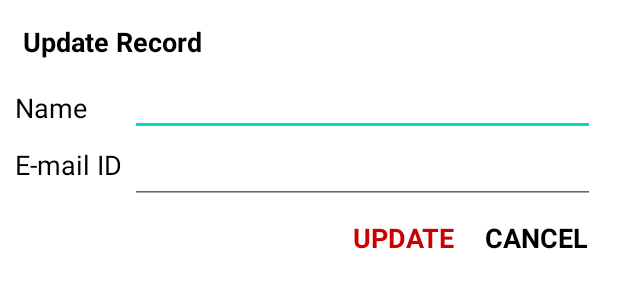
After one commit to malicankaya/RoomDemo, an Android app: the layout dialog_update.xml on its own in the app's theme, with its tools: preview values and no code run, on a phone screen of 412 x 824 dp. The commit adds this screen. Shown: the top 300 px of the screen. Run offline under Robolectric (Android 15) with nearby library versions, the phone set to English and light mode, and no system bars.

```diff
--- a/app/build.gradle
+++ b/app/build.gradle
@@ -38,8 +38,8 @@ android {
 
 dependencies {
 
-    def room_version = '2.3.0'
-    def activityVersion = '1.3.1'
+    def room_version = '2.4.3'
+    def activityVersion = '1.5.1'
 
     implementation "androidx.room:room-runtime:$room_version"
     kapt "androidx.room:room-compiler:$room_version"
@@ -48,7 +48,7 @@ dependencies {
 
     implementation "androidx.activity:activity-ktx:$activityVersion"
 
-    implementation 'androidx.core:core-ktx:1.9.0'
+    implementation 'androidx.core:core-ktx:1.8.0'
     implementation 'androidx.appcompat:appcompat:1.5.1'
     implementation 'com.google.android.material:material:1.6.1'
     implementation 'androidx.constraintlayout:constraintlayout:2.1.4'
--- a/app/src/main/AndroidManifest.xml
+++ b/app/src/main/AndroidManifest.xml
@@ -5,6 +5,7 @@
     <application
         android:allowBackup="true"
         android:icon="@mipmap/ic_launcher"
+        android:name=".EmployeeApp"
         android:label="@string/app_name"
         android:roundIcon="@mipmap/ic_launcher_round"
         android:supportsRtl="true"
--- a/app/src/main/java/com/malicankaya/roomdemo/EmployeeDatabase.kt
+++ b/app/src/main/java/com/malicankaya/roomdemo/EmployeeDatabase.kt
@@ -8,7 +8,7 @@ import androidx.room.RoomDatabase
 @Database(entities = [EmployeeEntity::class], version = 1)
 abstract class EmployeeDatabase : RoomDatabase() {
 
-    abstract fun employeeDao(): EmployeeDao
+    abstract var employeeDao: EmployeeDao
 
     companion object {
 
--- a/app/src/main/java/com/malicankaya/roomdemo/EmployeeEntity.kt
+++ b/app/src/main/java/com/malicankaya/roomdemo/EmployeeEntity.kt
@@ -7,8 +7,8 @@ import androidx.room.PrimaryKey
 @Entity(tableName = "employee-table")
 data class EmployeeEntity(
     @PrimaryKey(autoGenerate = true)
-    val id: Int = 0,
-    val name: String = "",
+    var id: Int = 0,
+    var name: String = "",
     @ColumnInfo(name = "email-id") //defines table name as given name
-    val email: String = ""
+    var email: String = ""
 )
--- /dev/null
+++ b/app/src/main/res/layout/dialog_update.xml
@@ -0,0 +1,88 @@
+<?xml version="1.0" encoding="utf-8"?>
+<androidx.constraintlayout.widget.ConstraintLayout xmlns:android="http://schemas.android.com/apk/res/android"
+    xmlns:app="http://schemas.android.com/apk/res-auto"
+    android:layout_width="match_parent"
+    android:layout_height="wrap_content"
+    android:padding="10dp">
+
+    <TextView
+        android:id="@+id/tvDialogTitle"
+        android:layout_width="wrap_content"
+        android:layout_height="wrap_content"
+        android:padding="5dp"
+        android:text="Update Record"
+        android:textSize="18sp"
+        android:textStyle="bold"
+        app:layout_constraintStart_toStartOf="parent"
+        app:layout_constraintTop_toTopOf="parent"
+        android:textColor="@color/black"/>
+
+    <TextView
+        android:id="@+id/tvDialogName"
+        android:layout_width="0dp"
+        android:layout_height="wrap_content"
+        android:text="Name"
+        android:textColor="@color/black"
+        android:textSize="18sp"
+        app:layout_constraintBottom_toTopOf="@id/tvDialogEmailID"
+        app:layout_constraintStart_toStartOf="parent"
+        app:layout_constraintTop_toTopOf="@id/etDialogName" />
+
+    <EditText
+        android:id="@+id/etDialogName"
+        android:layout_width="0dp"
+        android:layout_height="wrap_content"
+        android:layout_marginHorizontal="5dp"
+        android:textSize="18sp"
+        app:layout_constraintEnd_toEndOf="parent"
+        app:layout_constraintStart_toEndOf="@id/tvDialogEmailID"
+        app:layout_constraintTop_toBottomOf="@id/tvDialogTitle" />
+
+    <TextView
+        android:id="@+id/tvDialogEmailID"
+        android:layout_width="0dp"
+        android:layout_height="wrap_content"
+        android:text="E-mail ID"
+        android:textColor="@color/black"
+        android:textSize="18sp"
+        app:layout_constraintBottom_toBottomOf="@id/etDialogEmailID"
+        app:layout_constraintStart_toStartOf="parent"
+        app:layout_constraintTop_toBottomOf="@id/tvDialogName" />
+
+    <EditText
+        android:id="@+id/etDialogEmailID"
+        android:layout_width="0dp"
+        android:layout_height="wrap_content"
+        android:textSize="18sp"
+        app:layout_constraintEnd_toEndOf="@id/etDialogName"
+        app:layout_constraintStart_toStartOf="@id/etDialogName"
+        app:layout_constraintTop_toBottomOf="@id/etDialogName" />
+
+    <TextView
+        android:id="@+id/tvUpdate"
+        android:layout_width="wrap_content"
+        android:layout_height="match_parent"
+        android:foreground="?android:attr/selectableItemBackground"
+        android:padding="10dp"
+        android:text="UPDATE"
+        android:textColor="@android:color/holo_red_dark"
+        android:textSize="18sp"
+        android:textStyle="bold"
+        app:layout_constraintEnd_toStartOf="@id/tvCancel"
+        app:layout_constraintTop_toBottomOf="@id/etDialogEmailID" />
+
+    <TextView
+        android:id="@+id/tvCancel"
+        android:layout_width="wrap_content"
+        android:layout_height="match_parent"
+        android:foreground="?android:attr/selectableItemBackground"
+        android:padding="10dp"
+        android:text="CANCEL"
+        android:textColor="@color/black"
+        android:textSize="18sp"
+        android:textStyle="bold"
+        app:layout_constraintEnd_toEndOf="parent"
+        app:layout_constraintTop_toBottomOf="@id/etDialogEmailID" />
+
+
+</androidx.constraintlayout.widget.ConstraintLayout>
--- a/app/src/main/res/values/strings.xml
+++ b/app/src/main/res/values/strings.xml
@@ -1,3 +1,4 @@
 <resources>
     <string name="app_name">Room Demo</string>
+    <string name="image_description">image</string>
 </resources>
```
Also changed, not shown: app/src/main/java/com/malicankaya/roomdemo/EmployeeApp.kt (added, +9 -0 lines), app/src/main/java/com/malicankaya/roomdemo/MainActivity.kt (+36 -1 lines), app/src/main/res/layout/activity_main.xml (+78 -4 lines), app/src/main/res/layout/items_row.xml (added, +43 -0 lines), app/src/main/res/drawable-v24/ic_action_delete.png (added), app/src/main/res/drawable-v24/ic_action_edit.png (added).
